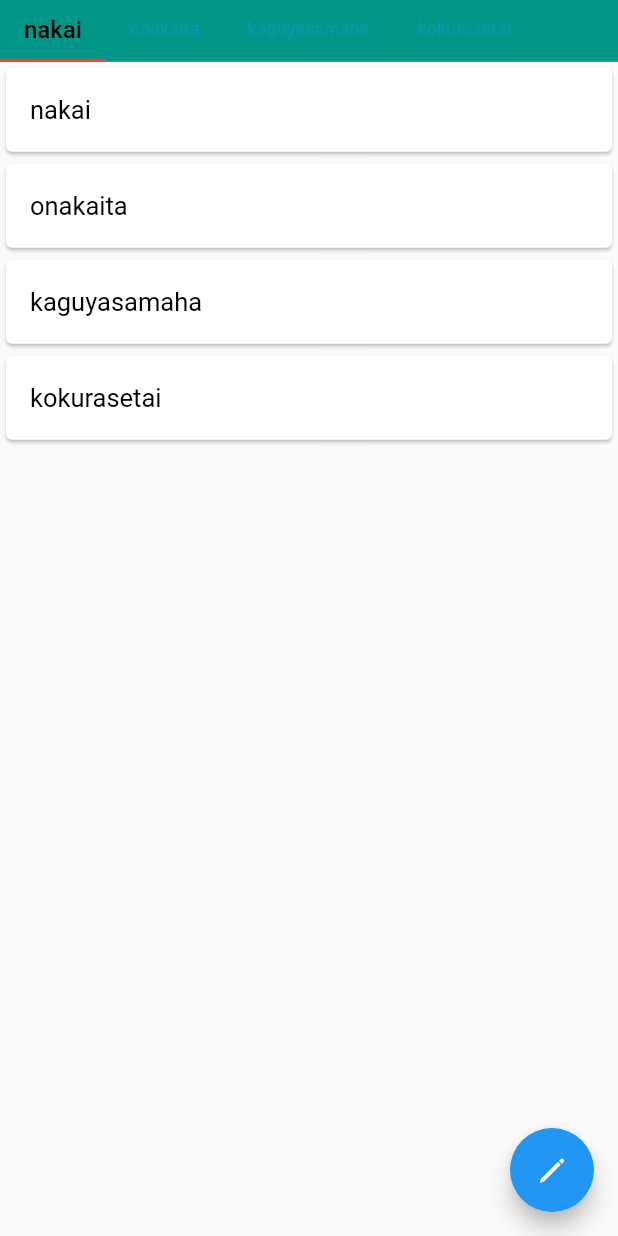
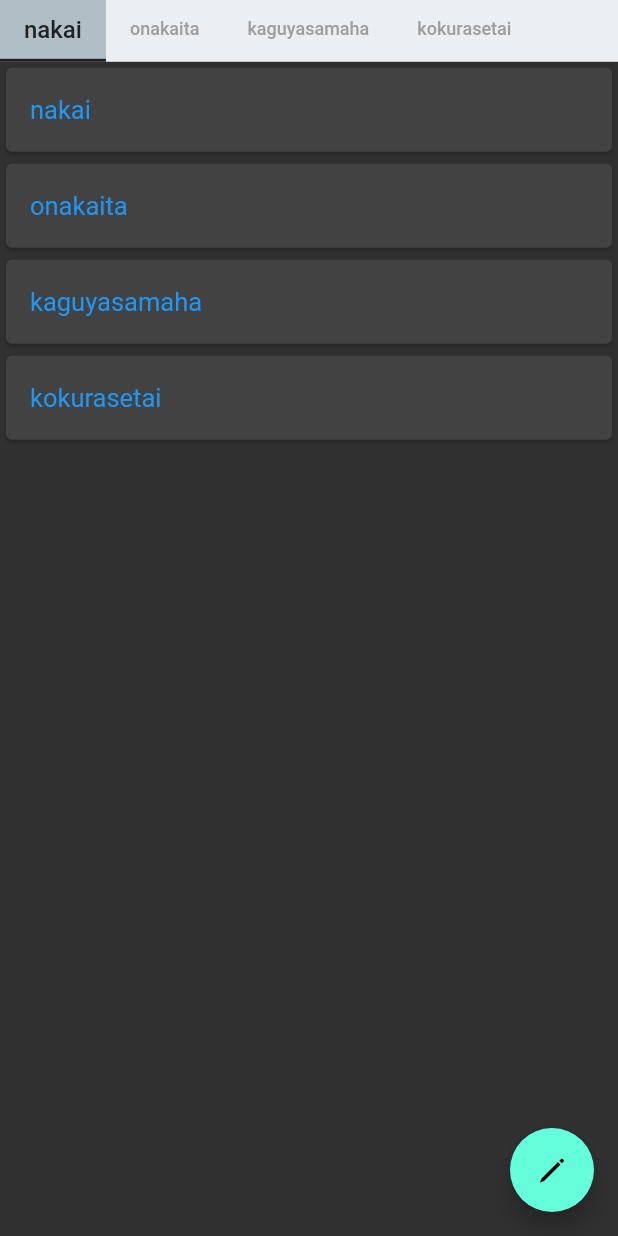
Before and after one commit to RyoichiNakai/ToDoList_Flutter, a Flutter app: the MyToDoListScreen screen opened directly, on a phone screen of 412 x 824 dp. Run offline on Flutter 3.47's test engine with Material 2 defaults, Android fonts, the phone set to English and light mode, and no system bars.

Commit message:
new commit

```diff
--- a/lib/main.dart
+++ b/lib/main.dart
@@ -24,12 +24,13 @@ class MyApp extends StatelessWidget {
     );
   }
 
-
+  //todo:ダークモードも適応できるようにする
   //todo:try to change themecolor
-  final themeData = ThemeData(
-    primarySwatch: Colors.blue,
+  final themeData = ThemeData.dark().copyWith(
+    primaryColorLight: Colors.blue,
+    primaryColorDark: Colors.black,
     buttonColor: Colors.white,
-    backgroundColor: Colors.teal,
+    backgroundColor: Colors.blueGrey[50],
     textSelectionColor: Colors.black,
   );
 
--- a/lib/utils/app.dart
+++ b/lib/utils/app.dart
@@ -4,6 +4,8 @@ class AppInfo {
   static List stringList = ["nakai", "onakaita", "kaguyasamaha", "kokurasetai"];
 
   static final elevation = 0.0;
+  static final unselectedTabFontSize = 12.0;
+  static final selectedTabFontSize = 16.0;
 
   static double getMediaQuerySizeHeight(BuildContext context){
     return MediaQuery.of(context).size.height;
--- a/lib/widgets/bottom_appbar.dart
+++ b/lib/widgets/bottom_appbar.dart
@@ -10,17 +10,26 @@ class MyBottomAppBar {
       child: Material(
         color: Theme.of(context).backgroundColor,
         child: TabBar(
-          // タブのオプション
           //todo:バックグラウンドカラーとうの変更
             isScrollable: true,
-            unselectedLabelColor: Colors.blue.withOpacity(0.3),
-            unselectedLabelStyle: TextStyle(fontSize: 12.0),
-            labelColor: Colors.black,
-            labelStyle: TextStyle(fontSize: 16.0),
-            indicatorColor: Colors.red,
-            indicatorWeight: 2.0,
+            unselectedLabelColor: Colors.grey,
+            unselectedLabelStyle: TextStyle(fontSize: AppInfo.unselectedTabFontSize),
+            labelColor: Theme.of(context).primaryColor,
+            labelStyle: TextStyle(fontSize: AppInfo.selectedTabFontSize),
+            indicator: BoxDecoration(
+              color: Colors.blueGrey[200],
+              border: Border(
+                bottom: BorderSide(
+                  color: Theme.of(context).primaryColor,
+                  width: 2.0
+                )
+              )
+            ),
+            //indicatorColor: Theme.of(context).primaryColor,
+            //indicatorWeight: 2.0,
             // タブに表示する内容
             tabs: AppInfo.getTabList(AppInfo.stringList, AppInfo.stringList.length)
+
         ),
       ),
     );
```
